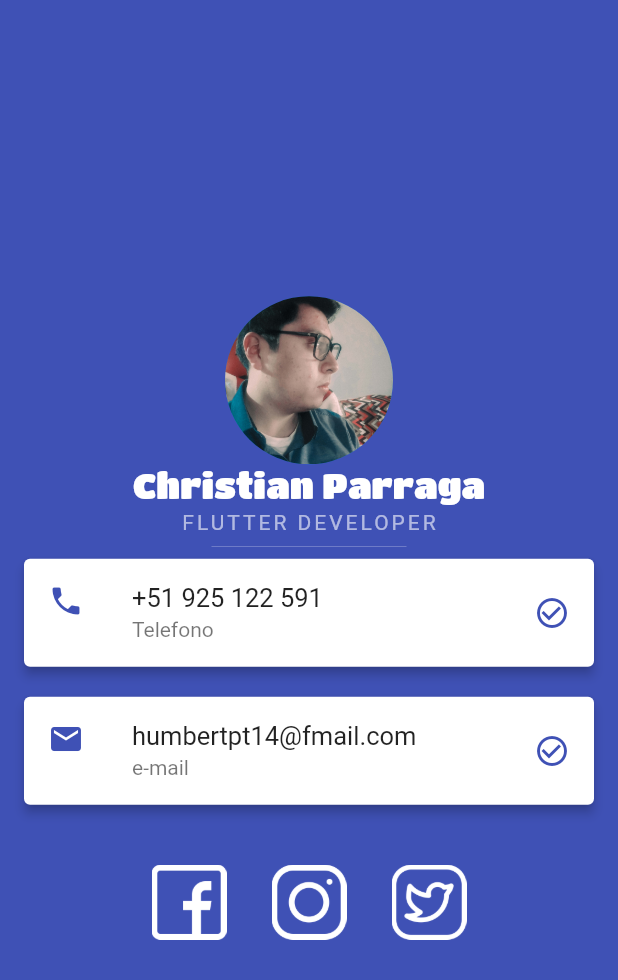
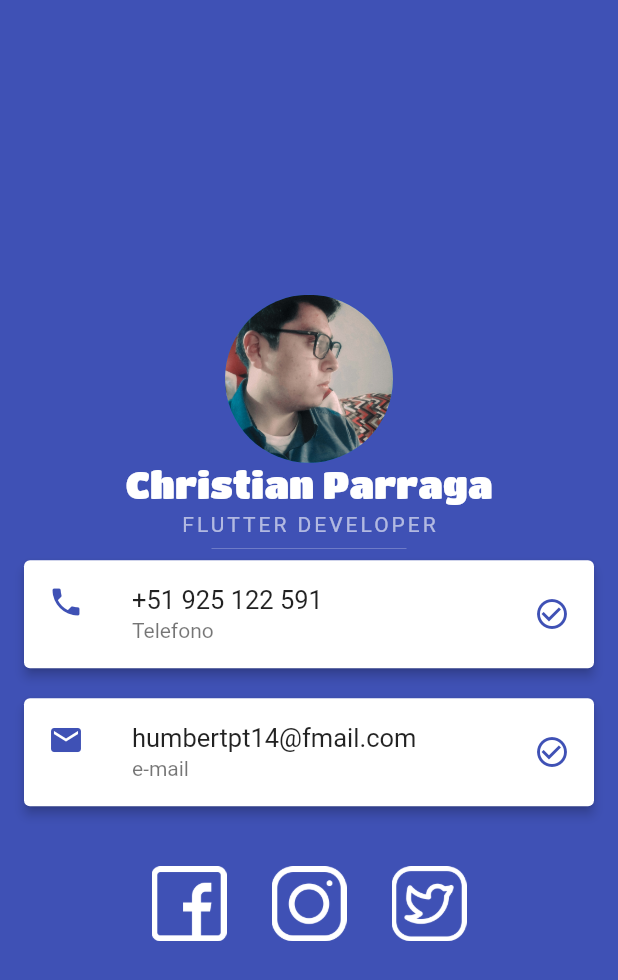
Before and after one commit to cparragatorres/flutter_codigo5_my_card, a Flutter app: the screen it shows after launch, on a phone screen of 412 x 824 dp. Shown: the top 980 px of the screen. Run offline on Flutter 3.47's test engine with Material 2 defaults, Android fonts, the phone set to English and light mode, and no system bars.

Commit message:
Mi cuarto Commit

```diff
--- a/lib/main.dart
+++ b/lib/main.dart
@@ -33,7 +33,7 @@ class MandarinaApp extends StatelessWidget {
               "Christian Parraga",
               style: TextStyle(
                 color: Colors.white,
-                fontSize: 24.0,
+                fontSize: 25.0,
                 fontFamily: "TitanOne Regular",
               ),
             ),
```
